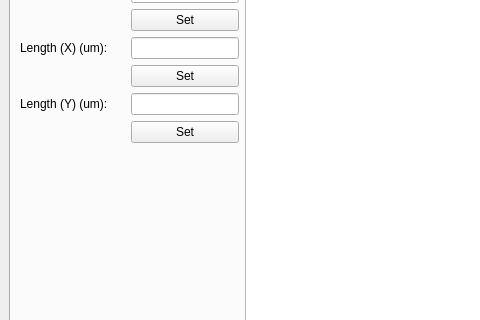
The window that gui.ui (tomsiday/labcontrol) describes before a commit, drawn with Qt 5; both pictures show x 0 to 480 and y 278 to 598 of the 1156 by 945 pixel window.
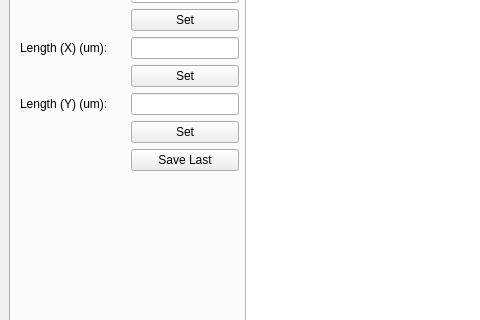
The same window after the commit. Custom widgets are drawn as their Qt base class.

Diff of the .ui file:
```diff
--- a/gui.ui
+++ b/gui.ui
@@ -268,6 +268,13 @@
             </property>
            </widget>
           </item>
+          <item row="13" column="1">
+           <widget class="QPushButton" name="XYSave">
+            <property name="text">
+             <string>Save Last</string>
+            </property>
+           </widget>
+          </item>
          </layout>
         </item>
         <item>
@@ -335,6 +342,11 @@
    <extends>QGraphicsView</extends>
    <header>pyqtgraph</header>
   </customwidget>
+  <customwidget>
+   <class>Canvas</class>
+   <extends>QGraphicsView</extends>
+   <header>canvas.h</header>
+  </customwidget>
  </customwidgets>
  <resources/>
  <connections/>
```
Left out of the diff: 2 changed lines with no effect on the pictures.
